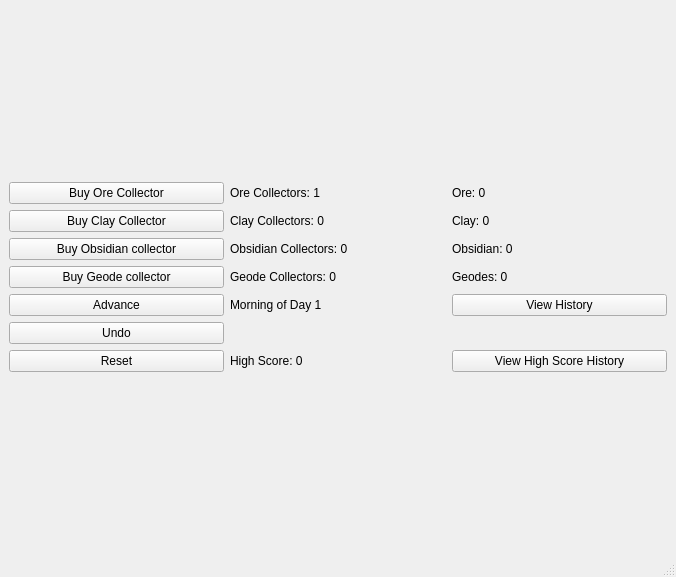
Above: robot-tester/robot-tester.ui from MicahSpikah/advent-of-code-2022 before the change. Below: the same form after it.
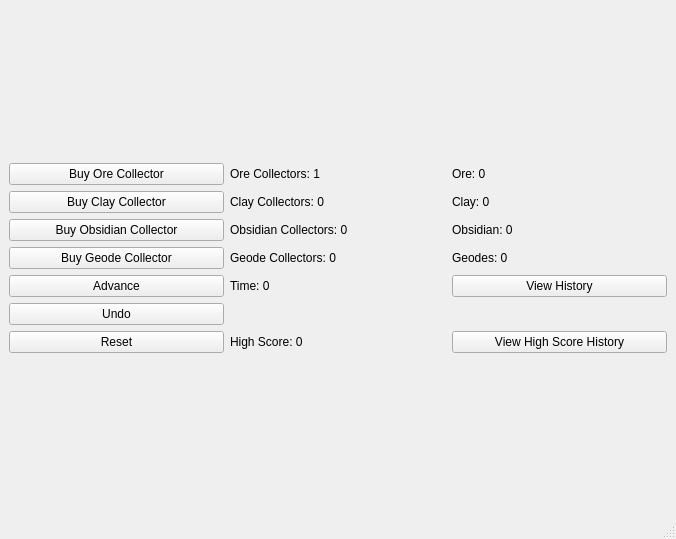
That is the form after the change.

Patch:
```diff
--- a/robot-tester/robot-tester.ui
+++ b/robot-tester/robot-tester.ui
@@ -7,7 +7,7 @@
     <x>0</x>
     <y>0</y>
     <width>676</width>
-    <height>577</height>
+    <height>539</height>
    </rect>
   </property>
   <property name="windowTitle">
@@ -41,7 +41,7 @@
       <item row="3" column="0">
        <widget class="QPushButton" name="buy_geode_">
         <property name="text">
-         <string>Buy Geode collector</string>
+         <string>Buy Geode Collector</string>
         </property>
        </widget>
       </item>
@@ -62,7 +62,7 @@
       <item row="2" column="0">
        <widget class="QPushButton" name="buy_obsidian">
         <property name="text">
-         <string>Buy Obsidian collector</string>
+         <string>Buy Obsidian Collector</string>
         </property>
        </widget>
       </item>
@@ -139,7 +139,7 @@
       <item row="4" column="1">
        <widget class="QLabel" name="day_">
         <property name="text">
-         <string>Morning of Day 1</string>
+         <string>Time: 0</string>
         </property>
        </widget>
       </item>
```
Left out of the diff: 2 changed lines with no effect on the pictures.
